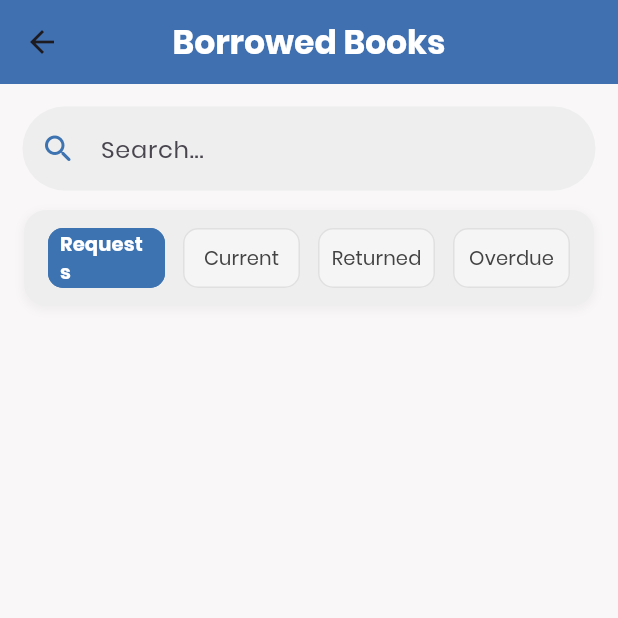
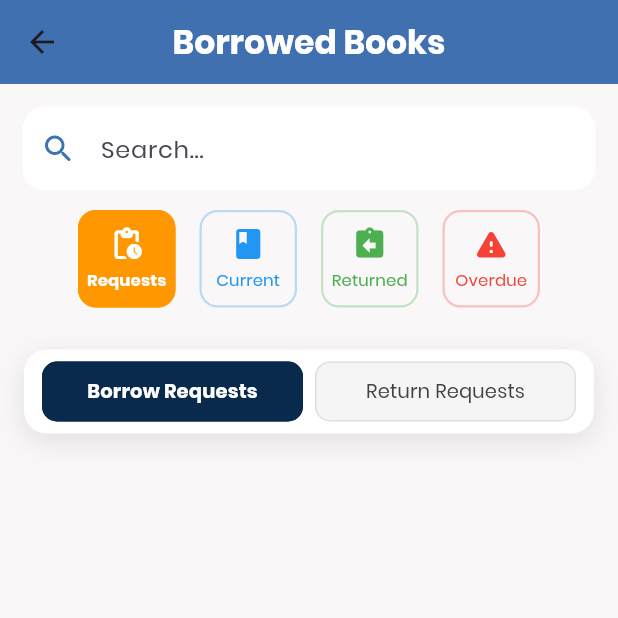
Before and after one commit to vannnedln/LIBX, a Flutter app: the BorrowedBooksPage screen opened directly, on a phone screen of 412 x 824 dp, the top half of it. Run offline on Flutter 3.47's test engine with Material 3 defaults, Android fonts, the phone set to English and light mode, and no system bars; drawn by our look-alikes of skeletonizer; our stand-ins replace curved_navigation_bar, email_validator, image_picker, lottie, quickalert, supabase_flutter; accounts and stored records are empty.

Commit message:
draft final

```diff
--- a/lib/pages/auth/admin/all_books.dart
+++ b/lib/pages/auth/admin/all_books.dart
@@ -507,7 +507,7 @@ class AllBooksState extends State<AllBooks> {
                           itemBuilder: (context, index) => Padding(
                             padding: const EdgeInsets.only(bottom: 15),
                             child: Container(
-                              height: 120,
+                              height: 150, // Increased from 120
                               decoration: BoxDecoration(
                                 color: Colors.white,
                                 borderRadius: BorderRadius.circular(15),
@@ -569,7 +569,7 @@ class AllBooksState extends State<AllBooks> {
                             key: Key(book['id'].toString()),
                             direction: DismissDirection.endToStart,
                             background: Container(
-                              height: 120,
+                              height: 150,
                               margin: const EdgeInsets.only(bottom: 25),
                               alignment: Alignment.centerRight,
                               padding: const EdgeInsets.only(right: 20.0),
@@ -624,7 +624,7 @@ class AllBooksState extends State<AllBooks> {
                                   clipBehavior: Clip.none,
                                   children: [
                                     Container(
-                                      height: 120,
+                                      height: 140,
                                       decoration: BoxDecoration(
                                         color: Colors.white,
                                         borderRadius: BorderRadius.circular(15),
@@ -720,7 +720,7 @@ class AllBooksState extends State<AllBooks> {
                                     ),
                                     Positioned(
                                       left: 15,
-                                      top: -15,
+                                      top: 10,
                                       child: Container(
                                         width: 85,
                                         height: 120,
--- a/lib/pages/auth/admin/borrowed_books_page.dart
+++ b/lib/pages/auth/admin/borrowed_books_page.dart
@@ -29,28 +29,43 @@ class _BorrowedBooksPageState extends State<BorrowedBooksPage> {
   @override
   void initState() {
     super.initState();
+    // Set initial states
+    _selectedStatus = 'pending';
+    _showRequestTypes = true;
+    _requestType = 'borrow';
     _loadBorrowedBooks();
   }
 
+  @override
+  void dispose() {
+    // Cancel any pending operations
+    _isLoading = false;
+    _borrowedBooks = [];
+    super.dispose();
+  }
+
   Future<void> _loadBorrowedBooks() async {
+    if (!mounted) return;
+
     try {
-      // If we're in pending status and have a specific request type
+      setState(() => _isLoading = true);
+
       if (_selectedStatus == 'pending' && _showRequestTypes) {
         if (_requestType == 'borrow') {
-          // Load borrow requests
           final response =
               await Supabase.instance.client.from('borrowed_books').select('''
                 *,
-                profiles (
-                  full_name,
-                  avatar_url
-                ),
                 books (
                   id,
                   title,
                   author,
                   genre,
-                  year
+                  year,
+                  cover_url
+                ),
+                profiles:user_id (
+                  full_name,
+                  avatar_url
                 )
               ''').eq('status', 'pending').order('due_date');
 
@@ -60,24 +75,23 @@ class _BorrowedBooksPageState extends State<BorrowedBooksPage> {
             _isLoading = false;
           });
         } else {
-          // Load return requests
           await _loadReturnRequests();
         }
       } else {
-        // Original query for other statuses
         final response =
             await Supabase.instance.client.from('borrowed_books').select('''
               *,
-              profiles (
-                full_name,
-                avatar_url
-              ),
               books (
                 id,
                 title,
                 author,
                 genre,
-                year
+                year,
+                cover_url
+              ),
+              profiles:user_id (
+                full_name,
+                avatar_url
               )
             ''').eq('status', _selectedStatus).order('due_date');
 
@@ -94,7 +108,6 @@ class _BorrowedBooksPageState extends State<BorrowedBooksPage> {
     }
   }
 
-  // Add a dedicated method to load return requests
   Future<void> _loadReturnRequests() async {
     try {
       final response =
@@ -107,17 +120,18 @@ class _BorrowedBooksPageState extends State<BorrowedBooksPage> {
               borrow_date,
               due_date,
               status,
+              books (
+                id,
+                title,
+                author,
+                genre,
+                year,
+                cover_url
+              ),
               profiles:user_id (
                 full_name,
                 avatar_url
               )
-        ),
-        books:book_id (
-          id,
-          title,
-          author,
-          genre,
-          year
             )
           ''').eq('status', 'pending').order('request_date');
 
@@ -252,66 +266,74 @@ class _BorrowedBooksPageState extends State<BorrowedBooksPage> {
                   color: secondary,
                 ),
                 filled: true,
-                fillColor: Colors.grey[200],
+                fillColor: Colors.white,
                 border: OutlineInputBorder(
-                  borderRadius: BorderRadius.circular(30),
+                  borderRadius: BorderRadius.circular(15),
                   borderSide: BorderSide.none,
                 ),
               ),
             ),
           ),
           Container(
-            margin: EdgeInsets.fromLTRB(16, 8, 16, _showRequestTypes ? 0 : 16),
-            padding: const EdgeInsets.symmetric(horizontal: 16, vertical: 12),
+            margin: const EdgeInsets.symmetric(horizontal: 16, vertical: 8),
+            child: SingleChildScrollView(
+              scrollDirection: Axis.horizontal,
+              physics: const BouncingScrollPhysics(),
+              child: Row(
+                mainAxisAlignment: MainAxisAlignment.spaceEvenly,
+                children: [
+                  _buildFilterButton(
+                    'pending',
+                    'Requests',
+                    Icons.pending_actions_rounded,
+                  ),
+                  const SizedBox(width: 16), // Added spacing
+                  _buildFilterButton(
+                    'borrowed',
+                    'Current',
+                    Icons.book_rounded,
+                  ),
+                  const SizedBox(width: 16), // Added spacing
+                  _buildFilterButton(
+                    'returned',
+                    'Returned',
+                    Icons.assignment_return_rounded,
+                  ),
+                  const SizedBox(width: 16), // Added spacing
+                  _buildFilterButton(
+                    'overdue',
+                    'Overdue',
+                    Icons.warning_rounded,
+                  ),
+                ],
+              ),
+            ),
+          ),
+          const SizedBox(
+            height: 20,
+          ),
+          if (_showRequestTypes)
+            Container(
+              margin: const EdgeInsets.fromLTRB(16, 0, 16, 8),
+              padding: const EdgeInsets.symmetric(horizontal: 12, vertical: 8),
               decoration: BoxDecoration(
-              color: Colors.grey[200],
+                color: Colors.white,
                 borderRadius: BorderRadius.circular(15),
                 boxShadow: [
                   BoxShadow(
-                  color: Colors.grey.withOpacity(0.1),
-                  spreadRadius: 1,
-                  blurRadius: 4,
-                  offset: const Offset(0, 2),
+                    color: Colors.black.withOpacity(0.1),
+                    spreadRadius: 0,
+                    blurRadius: 15,
+                    offset: const Offset(0, 5),
                   ),
                 ],
               ),
               child: Row(
                 children: [
                   Expanded(
-                  child: _buildFilterButton('pending', 'Requests'),
-                ),
-                const SizedBox(width: 12),
-                Expanded(
-                  child: _buildFilterButton('borrowed', 'Current'),
-                ),
-                const SizedBox(width: 12),
-                Expanded(
-                  child: _buildFilterButton('returned', 'Returned'),
-                ),
-                const SizedBox(width: 12),
-                Expanded(
-                  child: _buildFilterButton('overdue', 'Overdue'),
-                ),
-              ],
-            ),
-          ),
-
-          // Sub-category filter for request types (only visible when 'Requests' is selected)
-          if (_showRequestTypes)
-            Container(
-              margin: const EdgeInsets.fromLTRB(16, 0, 16, 16),
-              padding: const EdgeInsets.symmetric(horizontal: 16, vertical: 12),
-              decoration: BoxDecoration(
-                color: Colors.grey[100],
-                borderRadius: BorderRadius.circular(15),
-              ),
-              child: Row(
-                mainAxisAlignment: MainAxisAlignment.center,
-                children: [
-                  Expanded(
                     child: _buildRequestTypeButton('borrow', 'Borrow Requests'),
                   ),
-                  const SizedBox(width: 12),
+                  const SizedBox(width: 8), // Reduced spacing
                   Expanded(
                     child: _buildRequestTypeButton('return', 'Return Requests'),
                   ),
@@ -339,20 +361,27 @@ class _BorrowedBooksPageState extends State<BorrowedBooksPage> {
     );
   }
 
-  Widget _buildFilterButton(String status, String label) {
+  Widget _buildFilterButton(String status, String label, IconData icon) {
     final isSelected = _selectedStatus == status;
+
+    final Color statusColor = {
+          'pending': Colors.orange[500],
+          'borrowed': Colors.blue[500],
+          'returned': Colors.green[500],
+          'overdue': Colors.red[500],
+        }[status] ??
+        secondary;
+
     return SizedBox(
-      height: 40,
+      width: 65, // Reduced width
+      height: 65, // Reduced height
       child: ElevatedButton(
         onPressed: () {
+          if (!mounted) return;
           setState(() {
             _selectedStatus = status;
             _isLoading = true;
-
-            // Show request type filters only when 'pending' is selected
             _showRequestTypes = (status == 'pending');
-
-            // If we're switching to pending, set default request type to 'borrow'
             if (status == 'pending') {
               _requestType = 'borrow';
             }
@@ -360,24 +389,43 @@ class _BorrowedBooksPageState extends State<BorrowedBooksPage> {
           _loadBorrowedBooks();
         },
         style: ElevatedButton.styleFrom(
-          backgroundColor: isSelected ? secondary : Colors.grey[100],
-          foregroundColor: isSelected ? Colors.white : Colors.grey[800],
-          elevation: 0,
-          padding: const EdgeInsets.symmetric(horizontal: 8),
+          backgroundColor: isSelected
+              ? statusColor
+              : Colors.transparent, // Changed to transparent
+          foregroundColor:
+              isSelected ? Colors.white : statusColor, // Changed text color
+          elevation: 0, // Removed elevation
+          padding: EdgeInsets.zero,
           shape: RoundedRectangleBorder(
-            borderRadius: BorderRadius.circular(10),
+            borderRadius: BorderRadius.circular(12),
             side: BorderSide(
-              color: isSelected ? secondary : Colors.grey[300]!,
-              width: 1,
+              color: isSelected
+                  ? statusColor
+                  : statusColor
+                      .withOpacity(0.3), // Made border semi-transparent
+              width: 1.5,
             ),
           ),
         ),
-        child: Text(
+        child: Column(
+          mainAxisAlignment: MainAxisAlignment.center,
+          children: [
+            Icon(
+              icon,
+              size: 24, // Reduced icon size
+              color: isSelected ? Colors.white : statusColor,
+            ),
+            const SizedBox(height: 4), // Reduced spacing
+            Text(
               label,
               style: TextStyle(
-            fontSize: 13,
-            fontWeight: isSelected ? FontWeight.bold : FontWeight.normal,
+                fontSize: 11, // Reduced font size
+                fontWeight: isSelected ? FontWeight.bold : FontWeight.w500,
+                color: isSelected ? Colors.white : statusColor,
               ),
+              textAlign: TextAlign.center,
+            ),
+          ],
         ),
       ),
     );
@@ -431,10 +479,16 @@ class _BorrowedBooksPageState extends State<BorrowedBooksPage> {
     final isPending = isBorrowRequest || isReturnRequest;
 
     // Get the appropriate book and user data based on request type
-    final bookData = book?['books'];
-    final userData = book?['profiles'];
-    final borrowId =
-        isReturnRequest ? (book?['borrow_id'] ?? book?['id']) : book?['id'];
+    final bookData =
+        isReturnRequest ? book?['borrowed_books']?['books'] : book?['books'];
+
+    final userData = isReturnRequest
+        ? book?['borrowed_books']?['profiles']
+        : book?['profiles'];
+
+    final borrowId = isReturnRequest
+        ? (book?['borrow_id'] ?? book?['borrowed_books']?['id'])
+        : book?['id'];
 
     return Card(
       margin: const EdgeInsets.only(bottom: 16),
@@ -614,19 +668,22 @@ class _BorrowedBooksPageState extends State<BorrowedBooksPage> {
           padding: const EdgeInsets.all(12),
           child: Row(
             children: [
-              // User Avatar and Book Details content
-              CircleAvatar(
-                radius: 30,
-                backgroundColor: Colors.grey[200],
-                backgroundImage: book != null &&
-                        book['profiles'] != null &&
-                        book['profiles']['avatar_url'] != null
-                    ? NetworkImage(book['profiles']['avatar_url'])
+              // Book Cover Image
+              Container(
+                width: 60,
+                height: 80,
+                decoration: BoxDecoration(
+                  borderRadius: BorderRadius.circular(8),
+                  image: bookData?['cover_url'] != null
+                      ? DecorationImage(
+                          image: NetworkImage(bookData['cover_url']),
+                          fit: BoxFit.cover,
+                        )
                       : null,
-                child: book == null ||
-                        book['profiles'] == null ||
-                        book['profiles']['avatar_url'] == null
-                    ? const Icon(Icons.person, size: 35, color: Colors.grey)
+                  color: Colors.grey[200],
+                ),
+                child: bookData?['cover_url'] == null
+                    ? const Icon(Icons.book, size: 30, color: Colors.grey)
                     : null,
               ),
               const SizedBox(width: 16),
@@ -635,9 +692,7 @@ class _BorrowedBooksPageState extends State<BorrowedBooksPage> {
                   crossAxisAlignment: CrossAxisAlignment.start,
                   children: [
                     Text(
-                      book != null && book['books'] != null
-                          ? book['books']['title'] ?? 'Book Title'
-                          : 'Book Title',
+                      bookData?['title'] ?? 'Book Title',
                       style: const TextStyle(
                         fontSize: 16,
                         fontWeight: FontWeight.bold,
@@ -645,20 +700,17 @@ class _BorrowedBooksPageState extends State<BorrowedBooksPage> {
                     ),
                     const SizedBox(height: 4),
                     Text(
-                      book != null && book['books'] != null
-                          ? 'By ${book['books']['author'] ?? 'Unknown Author'}'
-                          : 'By Unknown Author',
+                      'By ${bookData?['author'] ?? 'Unknown Author'}',
                       style: TextStyle(
                         fontSize: 13,
                         color: Colors.grey[600],
                         fontStyle: FontStyle.italic,
                       ),
                     ),
+
                     const SizedBox(height: 4),
                     Text(
-                      book != null && book['profiles'] != null
-                          ? 'Borrowed by: ${book['profiles']['full_name'] ?? 'User Name'}'
-                          : 'Borrowed by: User Name',
+                      'Borrowed by: ${userData?['full_name'] ?? 'User Name'}',
                       style: TextStyle(
                         fontSize: 14,
                         color: Colors.grey[600],
--- a/lib/pages/auth/user/user_root_app.dart
+++ b/lib/pages/auth/user/user_root_app.dart
@@ -38,7 +38,7 @@ class _UserRootAppState extends State<UserRootApp> with RoleCheckerMixin {
         child: getBody(),
       ),
       bottomNavigationBar: getFooter(),
-      floatingActionButton: (pageIndex != 2 && pageIndex != 3)
+      floatingActionButton: pageIndex != 3
           ? Padding(
               padding: const EdgeInsets.only(bottom: 15),
               child: SizedBox(
@@ -100,7 +100,7 @@ class _UserRootAppState extends State<UserRootApp> with RoleCheckerMixin {
         color: Colors.white,
       ),
       ImageIcon(
-        const AssetImage('assets/images/list_icon.png'),
+        const AssetImage('assets/images/heart_icon.png'),
         size: 25,
         color: Colors.white,
       ),
```
Also changed, not shown: assets/images/heart_icon.png (added). Lines whose indentation alone changed are shown as unchanged.
